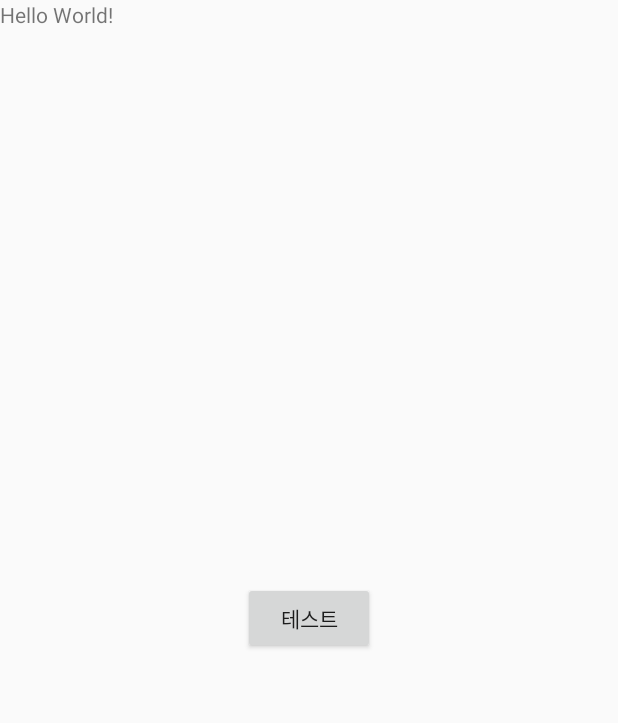
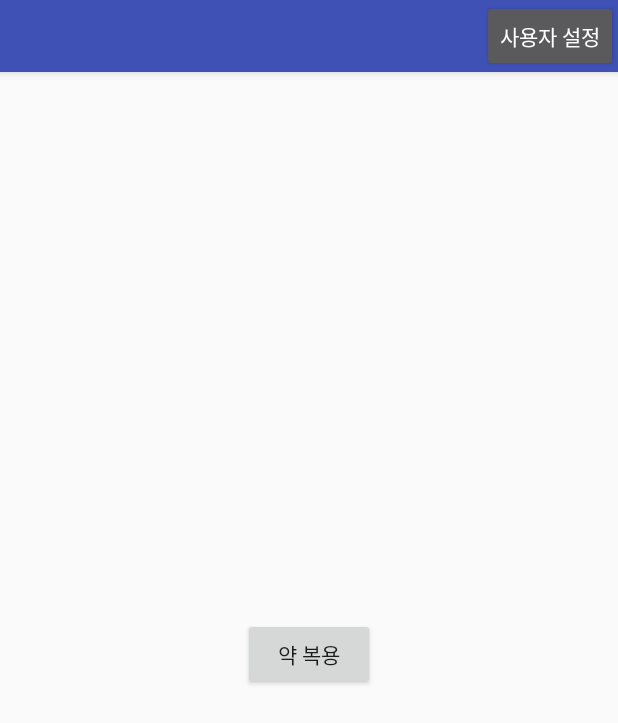
Before and after one commit to RabbitG29/SmartCanine, an Android app: the screen it shows after launch (MainActivity), on a phone screen of 412 x 824 dp. Shown: the top 723 px of the screen. Run offline under Robolectric (Android 15) with nearby library versions, the phone set to English and light mode, and no system bars; our stand-ins replace Firebase (no records; nobody signed in at launch, a user with empty details on screens opened directly).

Commit message:
사용자 설정 페이지 제작, 문자 형식 변경, 뒤로가기 두 번 눌러야 종료

```diff
--- a/app/src/main/AndroidManifest.xml
+++ b/app/src/main/AndroidManifest.xml
@@ -22,6 +22,9 @@
                 <category android:name="android.intent.category.LAUNCHER" />
             </intent-filter>
         </activity>
+        <activity
+            android:name=".UserinfoActivity"
+            android:theme="@style/AppTheme.NoActionBar"/>
     </application>
 
 </manifest>
--- a/app/src/main/java/kr/inha/ice/smartcanine/MainActivity.java
+++ b/app/src/main/java/kr/inha/ice/smartcanine/MainActivity.java
@@ -25,21 +25,28 @@ import com.google.firebase.database.DatabaseReference;
 import com.google.firebase.database.FirebaseDatabase;
 import com.google.firebase.database.ValueEventListener;
 
+import java.text.SimpleDateFormat;
+import java.util.Date;
 import java.util.HashMap;
 import java.util.Map;
 import java.util.UUID;
 
 public class MainActivity extends AppCompatActivity {
+    private long lastTimeBackPressed; // 뒤로가기 버튼 두 번 사이의 간격 체크 변수
     /*---Firebase 변수들----*/
     private FirebaseDatabase firebaseDatabase = FirebaseDatabase.getInstance();
     private DatabaseReference databaseReference = firebaseDatabase.getReference();
     /*---문자 전송 변수----*/
     SmsManager mSMSManager;
+
+    long now = System.currentTimeMillis();
+
     @Override
     protected void onCreate(Bundle savedInstanceState) {
         super.onCreate(savedInstanceState);
         setContentView(R.layout.activity_main);
         Button test = (Button) findViewById(R.id.test);
+        Button userinfoButton = (Button) findViewById(R.id.userinfoButton);
         /*----UUID와 문자 전송을 위한 권한확인(API 23 이상)----*/
         if (ContextCompat.checkSelfPermission(this, Manifest.permission.READ_PHONE_STATE) != PackageManager.PERMISSION_GRANTED)
             ActivityCompat.requestPermissions(this, new String[]{Manifest.permission.READ_PHONE_STATE}, 50);
@@ -48,12 +55,16 @@ public class MainActivity extends AppCompatActivity {
 
         final String uuid = GetDevicesUUID(getApplicationContext()); // uuid 받아옴
 
+        /*------사용자 설정 버튼을 누르면 사용자 설정 화면으로 이동-------*/
+        userinfoButton.setOnClickListener(new View.OnClickListener(){
+            public void onClick(View v) {
+                Intent intent = new Intent(getApplicationContext(), UserinfoActivity.class);
+                startActivity(intent);
+            }
+        });
+
         /*--Firebase---*/
         final DatabaseReference usersRef = databaseReference.child("users"); // child의 인자가 테이블 이름? 정도로 되는듯?
-        Map<String, User> users = new HashMap<>(); // String은 고유키
-        users.put(uuid, new User("권동현", "01029588370", "01050164231")); // User class 자체를 보내버림
-        usersRef.setValue(users); // firebase에 set
-
         test.setOnClickListener(new View.OnClickListener() { // test 버튼 누를 경우
             public void onClick(View v) {
                 usersRef.child(uuid).addValueEventListener(new ValueEventListener() { // 데이터 Read를 위한 리스너
@@ -89,8 +100,12 @@ public class MainActivity extends AppCompatActivity {
     /*---문자 보내는 함수----*/
     public void sendSms(String userName, String gdPhone){
         mSMSManager = SmsManager.getDefault();
+        Date date = new Date(now);
+        SimpleDateFormat sdf = new SimpleDateFormat("yyyy년 MM월 dd일 HH시 mm분");
+        String getTime = sdf.format(date);
+
         //메시지
-        String smsText = userName+"님이 월요일 아침 약을 복용하셨습니다.";
+        String smsText = userName+"님이 "+getTime+"에 약을 복용하셨습니다.";
         Log.e("body", smsText);
         //송신 인텐트
         PendingIntent sentPI = PendingIntent.getBroadcast(this, 0, new Intent("SMS_SENT"), 0);
@@ -140,6 +155,16 @@ public class MainActivity extends AppCompatActivity {
             }
         }
     };
+    /*--------뒤로가기 두 번 누르면 앱 종료----------*/
+    @Override
+    public void onBackPressed() {
+        if (System.currentTimeMillis() - lastTimeBackPressed < 1500) {
+            finish();
+            return;
+        }
+        Toast.makeText(this, "'뒤로' 버튼을 한 번 더 누르면 종료됩니다.", Toast.LENGTH_SHORT).show();
+        lastTimeBackPressed = System.currentTimeMillis();
+    }
 }
 /*----사용자 정의형 자료형----*/
 class User {
--- a/app/src/main/res/layout/activity_main.xml
+++ b/app/src/main/res/layout/activity_main.xml
@@ -10,6 +10,13 @@
         android:layout_width="match_parent"
         android:layout_height="wrap_content"
         android:theme="@style/AppTheme.AppBarOverlay">
+        <Button
+            android:layout_width="wrap_content"
+            android:layout_height="wrap_content"
+            android:text="사용자 설정"
+            android:layout_gravity="right"
+            android:id="@+id/userinfoButton"
+            />
 
     </android.support.design.widget.AppBarLayout>
 
--- a/app/src/main/res/layout/content_main.xml
+++ b/app/src/main/res/layout/content_main.xml
@@ -8,22 +8,13 @@
     tools:context=".MainActivity"
     tools:showIn="@layout/activity_main">
 
-    <TextView
-        android:layout_width="wrap_content"
-        android:layout_height="wrap_content"
-        android:text="Hello World!"
-        app:layout_constraintBottom_toBottomOf="parent"
-        app:layout_constraintLeft_toLeftOf="parent"
-        app:layout_constraintRight_toRightOf="parent"
-        app:layout_constraintTop_toTopOf="parent" />
-
     <Button
         android:layout_width="wrap_content"
         android:layout_height="wrap_content"
         android:layout_centerHorizontal="true"
         android:layout_centerVertical="true"
         android:id="@+id/test"
-        android:text="테스트"
+        android:text="약 복용"
         />
 
 </RelativeLayout>
```
Also changed, not shown: app/src/main/java/kr/inha/ice/smartcanine/UserinfoActivity.java (added, +120 -0 lines), app/src/main/res/layout/activity_userinfo.xml (added, +12 -0 lines), app/src/main/res/layout/content_userinfo.xml (added, +52 -0 lines).
